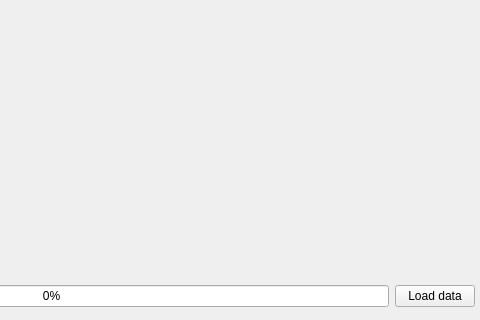
The window that src/ui/widget.ui (BasilFinn/planetStacker) describes before a commit, drawn with Qt 5; both pictures show x 306 to 786 and y 252 to 572 of the 786 by 572 pixel window.
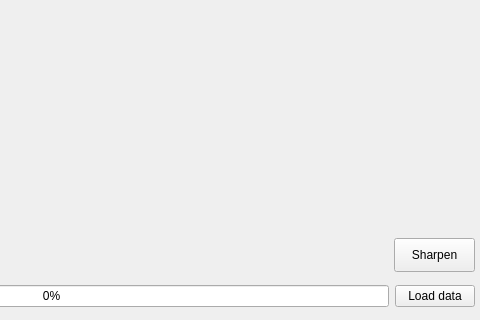
The same window after the commit.

Patch:
```diff
--- a/src/ui/widget.ui
+++ b/src/ui/widget.ui
@@ -32,7 +32,7 @@
     <string/>
    </property>
   </widget>
-  <widget class="QWidget" name="">
+  <widget class="QWidget" name="layoutWidget">
    <property name="geometry">
     <rect>
      <x>20</x>
@@ -58,6 +58,19 @@
     </item>
    </layout>
   </widget>
+  <widget class="QPushButton" name="pushButton_sharpen">
+   <property name="geometry">
+    <rect>
+     <x>700</x>
+     <y>490</y>
+     <width>81</width>
+     <height>34</height>
+    </rect>
+   </property>
+   <property name="text">
+    <string>Sharpen</string>
+   </property>
+  </widget>
  </widget>
  <resources/>
  <connections/>
```
